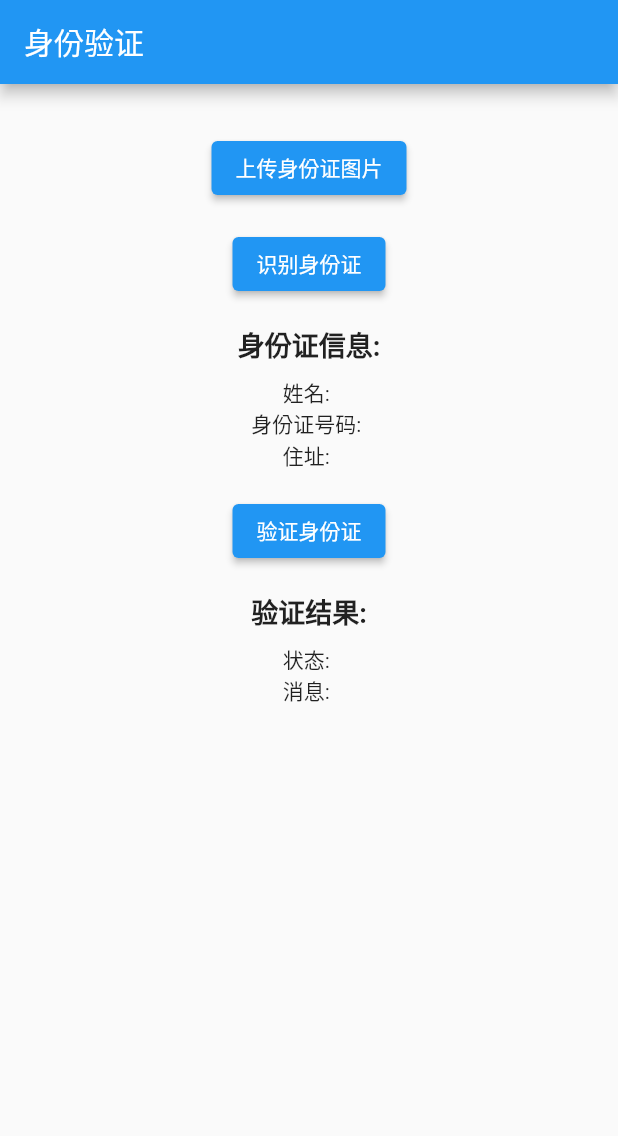
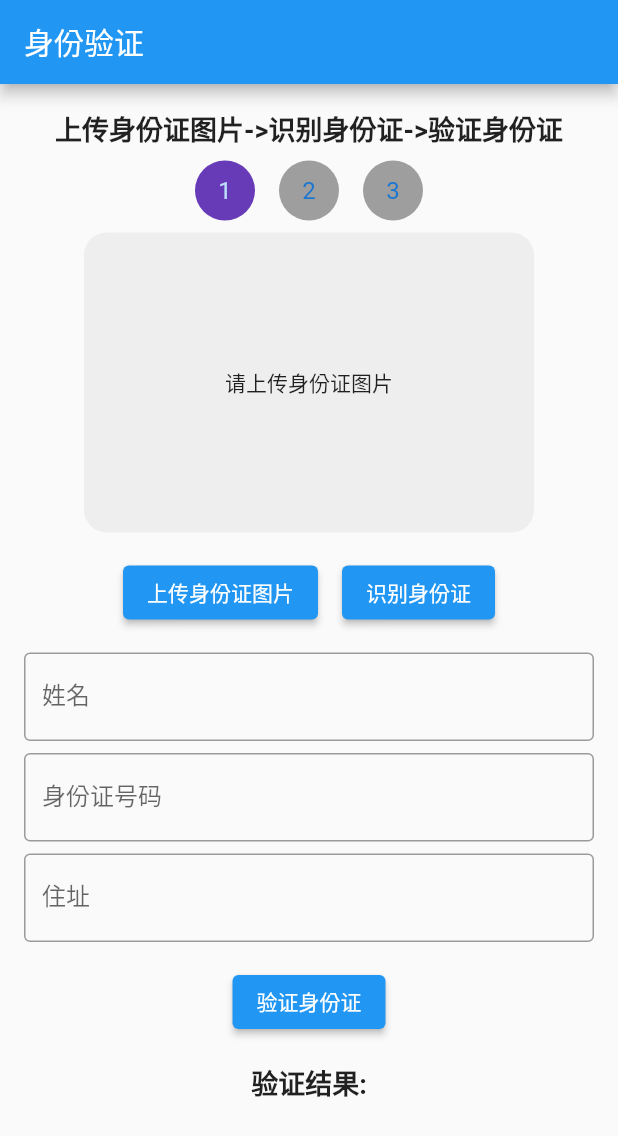
Before and after one commit to Niggling/SmartCommunity, a Flutter app: the Authentication screen opened directly, on a phone screen of 412 x 824 dp. Shown: the top 1136 px of the screen. Run offline on Flutter 3.47's test engine with Material 2 defaults, Android fonts, the phone set to English and light mode, and no system bars; our stand-ins replace dio, image_picker, video_player; missing offline and left inert: mysql1.

Commit message:
实名认证界面更新

```diff
--- a/lib/Authentication.dart
+++ b/lib/Authentication.dart
@@ -20,6 +20,13 @@ class _AuthenticationState extends State<Authentication> {
   TextEditingController nameController = TextEditingController();
   TextEditingController idCardController = TextEditingController();
   TextEditingController addressController = TextEditingController();
+
+  int step = 1;
+
+  @override
+  void initState() {
+    super.initState();
+  }
 
   void onImageUploaded() async {
     final XFile? pickedImage = await ImagePicker().pickImage(
@@ -62,9 +69,13 @@ class _AuthenticationState extends State<Authentication> {
         status = data['status'];
         message = data['msg'];
         if (status == '01') {
-          idCard = data['idCard'];
-          name = data['name'];
-          // address = data['address'];
+          step = 3;
+        }
+        else {
+          setState(() {
+            status = 'Error';
+            message = '身份验证请求出错';
+          });
         }
       });
     } else {
@@ -128,6 +139,7 @@ class _AuthenticationState extends State<Authentication> {
           nameController.text = name; // 更新姓名文本框的内容
           idCardController.text = idCard; // 更新身份证号码文本框的内容
           addressController.text = address; // 更新住址文本框的内容
+          step = 2;
         });
       } else {
         setState(() {
@@ -140,148 +152,6 @@ class _AuthenticationState extends State<Authentication> {
         status = 'Error';
         message = 'OCR请求出错';
       });
-    }
-  }
-
-  Widget buildUploadedImages() {
-    if (uploadedImages.isEmpty) {
-      return Container();
-    } else {
-      return Card(
-        child: Column(
-          children: [
-            Padding(
-              padding: EdgeInsets.all(8.0),
-              child: Text(
-                '已上传的图片:',
-                style: TextStyle(fontSize: 18),
-              ),
-            ),
-            SizedBox(height: 8),
-            SingleChildScrollView(
-              scrollDirection: Axis.horizontal,
-              child: Row(
-                mainAxisAlignment: MainAxisAlignment.center,
-                children: uploadedImages.map((imageData) {
-                  return Padding(
-                    padding: EdgeInsets.all(8),
-                    child: Container(
-                      width: 100,
-                      height: 100,
-                      decoration: BoxDecoration(
-                        borderRadius: BorderRadius.circular(8),
-                        image: DecorationImage(
-                          image: MemoryImage(base64Decode(imageData)),
-                          fit: BoxFit.cover,
-                        ),
-                      ),
-                    ),
-                  );
-                }).toList(),
-              ),
-            ),
-          ],
-        ),
-      );
-    }
-  }
-
-  Widget buildIdCardInfo() {
-    if (status == '01') {
-      return Card(
-        child: Padding(
-          padding: EdgeInsets.all(8.0),
-          child: Column(
-            mainAxisAlignment: MainAxisAlignment.center,
-            crossAxisAlignment: CrossAxisAlignment.center,
-            children: [
-              Text(
-                '姓名:',
-                style: TextStyle(fontSize: 16, fontWeight: FontWeight.bold),
-              ),
-              SizedBox(height: 4),
-              TextField(
-                controller: nameController,
-                decoration: InputDecoration(
-                  hintText: '请输入姓名',
-                  border: OutlineInputBorder(),
-                ),
-                onChanged: (value) {
-                  setState(() {
-                    name = value;
-                  });
-                },
-              ),
-              SizedBox(height: 8),
-              Text(
-                '身份证号码:',
-                style: TextStyle(fontSize: 16, fontWeight: FontWeight.bold),
-              ),
-              SizedBox(height: 4),
-              TextField(
-                controller: idCardController,
-                decoration: InputDecoration(
-                  hintText: '请输入身份证号码',
-                  border: OutlineInputBorder(),
-                ),
-                onChanged: (value) {
-                  setState(() {
-                    idCard = value;
-                  });
-                },
-              ),
-              SizedBox(height: 8),
-              Text(
-                '住址:',
-                style: TextStyle(fontSize: 16, fontWeight: FontWeight.bold),
-              ),
-              SizedBox(height: 4),
-              TextField(
-                controller: addressController,
-                decoration: InputDecoration(
-                  hintText: '请输入住址',
-                  border: OutlineInputBorder(),
-                ),
-                onChanged: (value) {
-                  setState(() {
-                    address = value;
-                  });
-                },
-              ),
-              SizedBox(height: 16),
-              ElevatedButton(
-                onPressed: () {
-                  showDialog(
-                    context: context,
-                    builder: (BuildContext context) {
-                      return AlertDialog(
-                        title: Text('信息已保存'),
-                        content: Text('身份信息已更新'),
-                        actions: [
-                          TextButton(
-                            onPressed: () {
-                              setState(() {
-                                nameController.text = name;
-                                idCardController.text = idCard;
-                                addressController.text = address;
-                              });
-                              Navigator.of(context).pop();
-                            },
-                            child: Text('确认'),
-                          ),
-                        ],
-                      );
-                    },
-                  );
-                },
-                child: Text('保存信息'),
-              ),
-            ],
-          ),
-        ),
-      );
-    } else {
-      return Container();
     }
   }
 
@@ -298,26 +168,70 @@ class _AuthenticationState extends State<Authentication> {
           mainAxisAlignment: MainAxisAlignment.center,
           crossAxisAlignment: CrossAxisAlignment.center,
           children: [
-            buildUploadedImages(),
+            Text(
+              '上传身份证图片->识别身份证->验证身份证',
+              style: TextStyle(fontSize: 18, fontWeight: FontWeight.bold),
+            ),
+            Row(
+              mainAxisAlignment: MainAxisAlignment.center,
+              children: List.generate(3, (index) => Padding(
+                padding: const EdgeInsets.all(8.0),
+                child: CircleAvatar(
+                  child: Text("${index+1}"),
+                  backgroundColor: step > index ? Colors.deepPurple : Colors.grey,
+                ),
+              )),
+            ),
+            Container(
+              width: 300,
+              height: 200,
+              decoration: BoxDecoration(
+                color: Colors.grey[200],
+                borderRadius: BorderRadius.circular(15),
+              ),
+              child: uploadedImages.isNotEmpty ?
+              Image.memory(base64Decode(uploadedImages.last), fit: BoxFit.cover) :
+              Center(child: Text('请上传身份证图片')),
+            ),
             SizedBox(height: 16),
+            Row(
+              mainAxisAlignment: MainAxisAlignment.center,
+              children: [
                 ElevatedButton(
                   onPressed: onImageUploaded,
                   child: Text('上传身份证图片'),
                 ),
-            SizedBox(height: 16),
+                SizedBox(width: 16),
                 ElevatedButton(
                   onPressed: identifyIdCard,
                   child: Text('识别身份证'),
                 ),
+              ],
+            ),
             SizedBox(height: 16),
-            Text(
-              '身份证信息:',
-              style: TextStyle(fontSize: 18, fontWeight: FontWeight.bold),
+            TextField(
+              controller: nameController,
+              decoration: InputDecoration(
+                labelText: '姓名',
+                border: OutlineInputBorder(),
+              ),
             ),
             SizedBox(height: 8),
-            Text('姓名: $name'),
-            Text('身份证号码: $idCard'),
-            Text('住址: $address'),
+            TextField(
+              controller: idCardController,
+              decoration: InputDecoration(
+                labelText: '身份证号码',
+                border: OutlineInputBorder(),
+              ),
+            ),
+            SizedBox(height: 8),
+            TextField(
+              controller: addressController,
+              decoration: InputDecoration(
+                labelText: '住址',
+                border: OutlineInputBorder(),
+              ),
+            ),
             SizedBox(height: 16),
             ElevatedButton(
               onPressed: verifyIdCard,
@@ -329,10 +243,7 @@ class _AuthenticationState extends State<Authentication> {
               style: TextStyle(fontSize: 18, fontWeight: FontWeight.bold),
             ),
             SizedBox(height: 8),
-            Text('状态: $status'),
-            Text('消息: $message'),
-            SizedBox(height: 16),
-            buildIdCardInfo(),
+            Text(status == '01' ? '实名认证成功' : status == 'Error' ? '实名认证失败' : ''),
           ],
         ),
       ),
```
Lines whose indentation alone changed are shown as unchanged.
